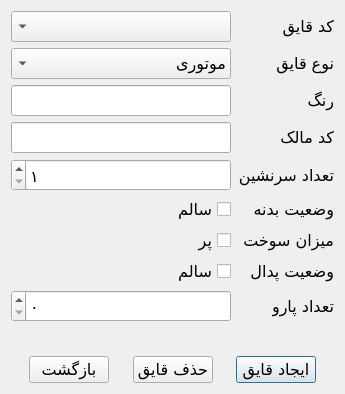
The window that UI/BoatDialog.ui (aghababaei-alireza/Boat_Rent) describes before a commit, drawn with Qt 5.
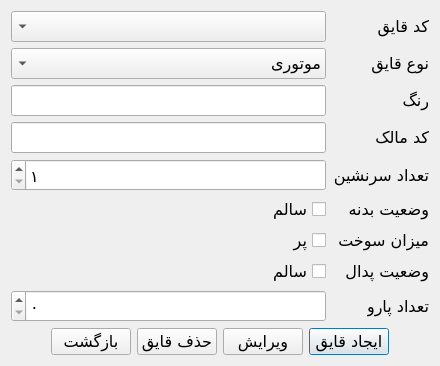
The same window after the commit.

The edit to the form file:
```diff
--- a/UI/BoatDialog.ui
+++ b/UI/BoatDialog.ui
@@ -6,7 +6,7 @@
    <rect>
     <x>0</x>
     <y>0</y>
-    <width>345</width>
+    <width>350</width>
     <height>394</height>
    </rect>
   </property>
@@ -27,7 +27,7 @@
   </property>
   <layout class="QVBoxLayout" name="vlay">
    <property name="sizeConstraint">
-    <enum>QLayout::SetMinAndMaxSize</enum>
+    <enum>QLayout::SetFixedSize</enum>
    </property>
    <item>
     <layout class="QFormLayout" name="flay_info">
@@ -185,17 +185,11 @@
       </widget>
      </item>
      <item>
-      <spacer name="horizontalSpacer_2">
-       <property name="orientation">
-        <enum>Qt::Horizontal</enum>
+      <widget class="QPushButton" name="btn_edit">
+       <property name="text">
+        <string>ویرایش</string>
        </property>
-       <property name="sizeHint" stdset="0">
-        <size>
-         <width>40</width>
-         <height>20</height>
-        </size>
-       </property>
-      </spacer>
+      </widget>
      </item>
      <item>
       <widget class="QPushButton" name="btn_delete_boat">
@@ -204,19 +198,6 @@
        </property>
       </widget>
      </item>
-     <item>
-      <spacer name="horizontalSpacer">
-       <property name="orientation">
-        <enum>Qt::Horizontal</enum>
-       </property>
-       <property name="sizeHint" stdset="0">
-        <size>
-         <width>40</width>
-         <height>20</height>
-        </size>
-       </property>
-      </spacer>
-     </item>
      <item>
       <widget class="QPushButton" name="btn_return">
        <property name="text">
```
